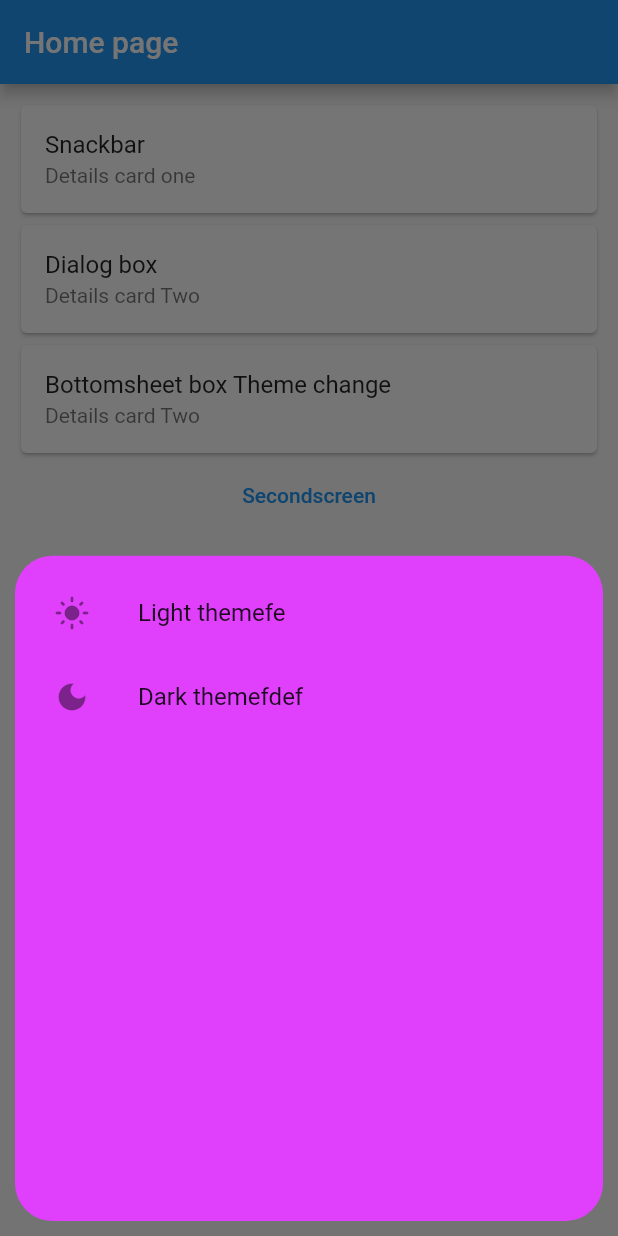
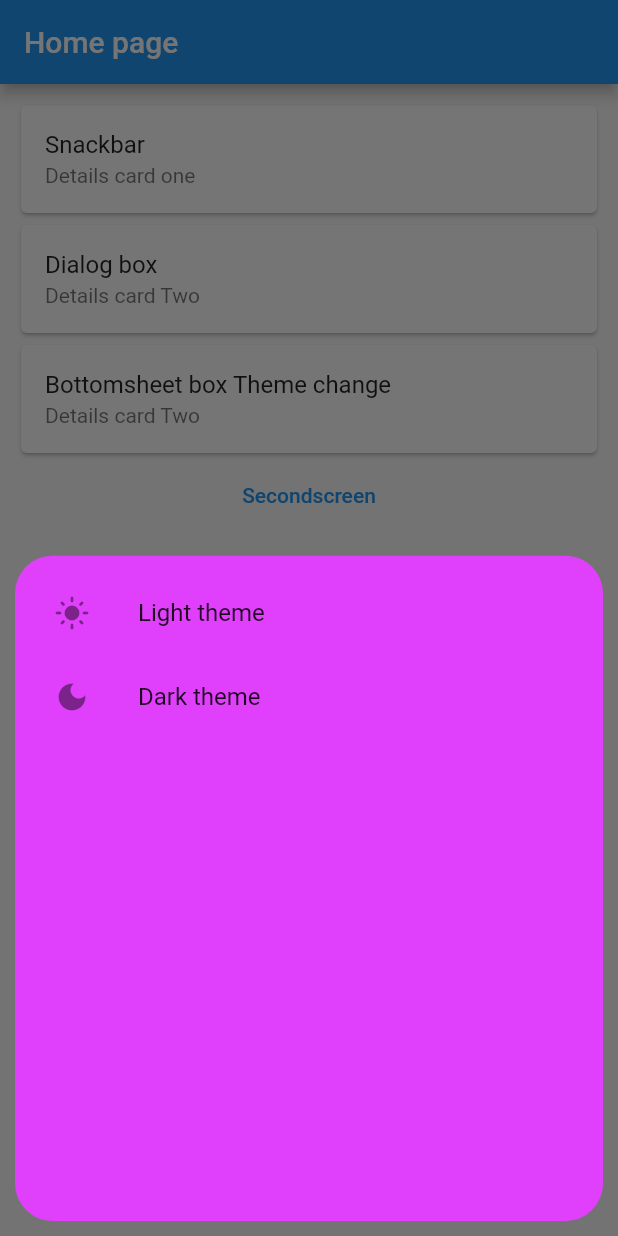
Before and after one commit to MuhammadYousufbhimla/Getx, a Flutter app: the screen it shows after launch, after a tap on "Bottomsheet box Theme change", on a phone screen of 412 x 824 dp. Run offline on Flutter 3.47's test engine with Material 2 defaults, Android fonts, the phone set to English and light mode, and no system bars; our stand-ins replace get.

Commit message:
Theme change

```diff
--- a/lib/homescreen.dart
+++ b/lib/homescreen.dart
@@ -68,12 +68,12 @@ class _HomescreenState extends State<Homescreen> {
                       children: [
                         ListTile(
                           leading: Icon(Icons.light_mode),
-                          title: Text('Light themefe'),
+                          title: Text('Light theme'),
                           onTap: (() => Get.changeTheme(ThemeData.light())),
                         ),
                         ListTile(
                           leading: Icon(Icons.dark_mode),
-                          title: Text('Dark themefdef'),
+                          title: Text('Dark theme'),
                           onTap: (() => Get.changeTheme(ThemeData.dark())),
                         ),
                       ],
```
